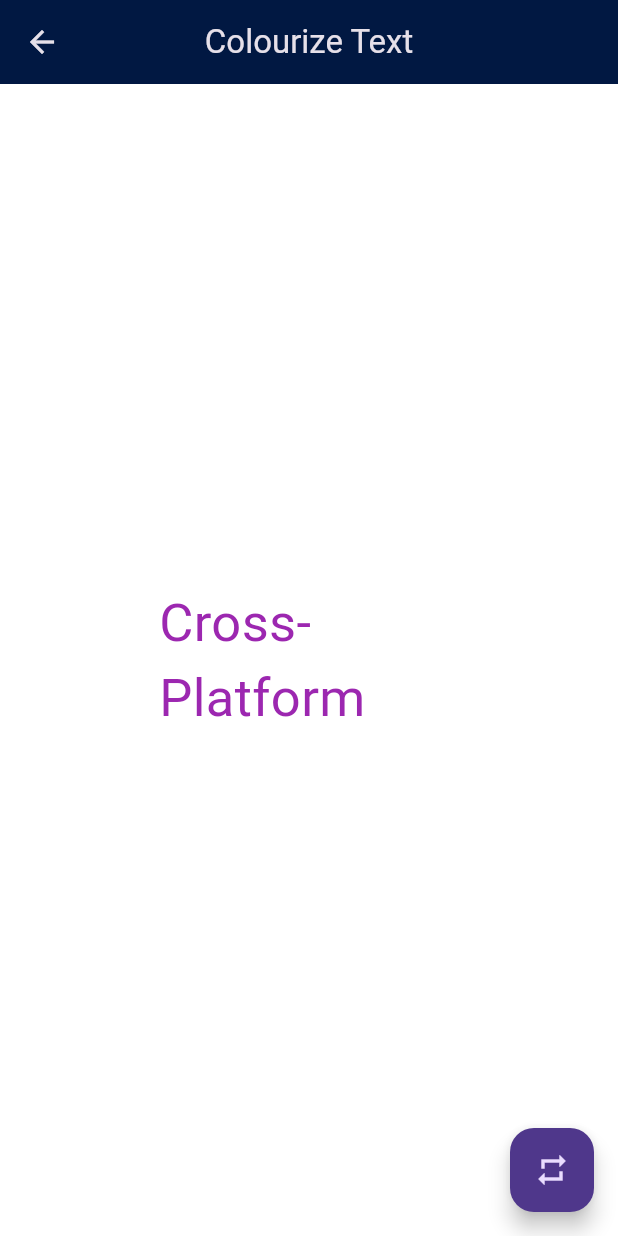
After one commit to dev1abhi/Flutter-Animations, a Flutter app: the AnimatedTextWidget screen opened by its route, after a tap on "Colorize", on a phone screen of 412 x 824 dp. The commit adds this screen. Run offline on Flutter 3.47's test engine with Material 3 defaults, Android fonts, the phone set to English and light mode, and no system bars; drawn by our look-alikes of animated_text_kit; our stand-ins replace animated_flip_counter, flutter_zoom_drawer, get, google_fonts, lottie; Roboto replaces fonts that are missing (Horizon).

Commit message:
added colourize and scale text animations

```diff
--- /dev/null
+++ b/lib/Text/Colourize.dart
@@ -0,0 +1,87 @@
+import 'package:animated_text_kit/animated_text_kit.dart';
+import 'package:flutter/material.dart';
+import 'package:flutter_animations/helpers/colors.dart';
+
+class Colourize extends StatefulWidget {
+  const Colourize({ Key? key }) : super(key: key);
+
+  @override
+  _ColourizeState createState() => _ColourizeState();
+}
+
+class _ColourizeState extends State<Colourize> {
+      Key animatedTextKitKey = UniqueKey();
+
+  void restartAnimation() {
+    setState(() {
+      // Changing the key forces the widget to rebuild and restart animation.
+      animatedTextKitKey = UniqueKey();
+    });
+  }
+  @override
+             static const colorizeColors = [
+  Colors.purple,
+  Colors.blue,
+  Colors.yellow,
+  Colors.red,
+];
+
+static const colorizeTextStyle = TextStyle(
+  fontSize: 35.0,
+  fontFamily: 'Horizon',
+);
+  Widget build(BuildContext context) {
+    return Scaffold(
+      backgroundColor: Colors.white,
+      appBar: AppBar(
+        title: Text("Colourize Text"),
+        backgroundColor: mainpagecolor,
+        centerTitle: true,
+      ),
+      body: Center(
+        child: Row(
+          mainAxisAlignment: MainAxisAlignment.center,
+          crossAxisAlignment: CrossAxisAlignment.center,
+          children: [SizedBox(
+  width: 200.0,
+  child: AnimatedTextKit(
+    key:  animatedTextKitKey,
+    animatedTexts: [
+      ColorizeAnimatedText(
+        'Cross-Platform',
+        textStyle: colorizeTextStyle,
+        colors: colorizeColors,
+      ),
+      ColorizeAnimatedText(
+        'Fast',
+        textStyle: colorizeTextStyle,
+        colors: colorizeColors,
+      ),
+      ColorizeAnimatedText(
+        'Flexible',
+        textStyle: colorizeTextStyle,
+        colors: colorizeColors,
+      ),
+      ColorizeAnimatedText(
+        'Open-Source',
+        textStyle: colorizeTextStyle,
+        colors: colorizeColors,
+      ),
+
+    ],
+    isRepeatingAnimation: true,
+    repeatForever: true,
+    onTap: () {
+      print("Tap Event");
+    },
+  ),
+),
+          ],
+        ),
+
+      ),
+      floatingActionButton: FloatingActionButton(onPressed: restartAnimation,child: Icon(Icons.repeat),),
+
+    );
+  }
+}
--- a/lib/Text/move_udlr_screen.dart
+++ b/lib/Text/move_udlr_screen.dart
@@ -1,4 +1,6 @@
 import 'package:flutter/material.dart';
+import 'package:flutter_animations/Text/Colourize.dart';
+import 'package:flutter_animations/Text/Scale_text.dart';
 import 'package:flutter_animations/Text/Text_Animations.dart';
 import 'package:flutter_animations/helpers/colors.dart';
 
@@ -49,7 +51,7 @@ class _AnimatedTextWidgetState2 extends State<AnimatedTextWidget2>
   @override
   Widget build(BuildContext context) {
     // Handle special 'R' case by adding a button or logic here
-    if (widget.animationType == 'R') {
+    if (widget.animationType == 'Rotate') {
       Future.microtask(() {
         Navigator.pushReplacement(
           context,
@@ -57,6 +59,16 @@ class _AnimatedTextWidgetState2 extends State<AnimatedTextWidget2>
             builder: (context) => TextAnimations(),
           ),
         );
+      });
+    }
+    else if(widget.animationType=='Scale'){
+      Future.microtask((){
+        Navigator.pushReplacement(context, MaterialPageRoute(builder: (context)=>ScaleText(),),);
+      });
+    }
+    else if(widget.animationType=='colorize'){
+      Future.microtask((){
+        Navigator.pushReplacement(context, MaterialPageRoute(builder: (context)=>Colourize()));
       });
     }
 
--- a/lib/Text/tex_screen.dart
+++ b/lib/Text/tex_screen.dart
@@ -47,7 +47,8 @@ class _AnimatedTextWidgetState extends State<AnimatedTextWidget>
                         ),
                         _buildButtonRow(context, 'UP', 'down'),
                         _buildButtonRow(context, 'right', 'left'),
-                        _buildSingleButton(context, 'R', 'Rotate'),
+                        _buildButtonRow(context, 'Rotate', 'Scale'),
+                        _buildSingleButton(context, 'colorize','Colorize' )
                       ],
                     ),
                   ),
```
Also changed, not shown: lib/Text/Scale_text.dart (added, +62 -0 lines).
